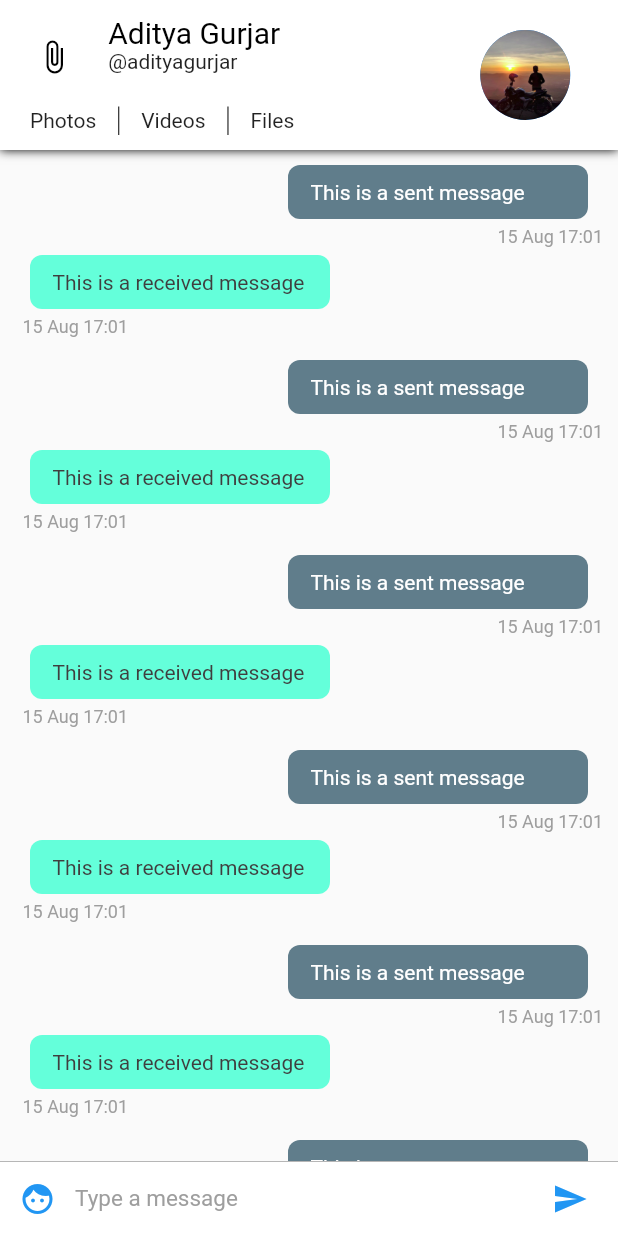
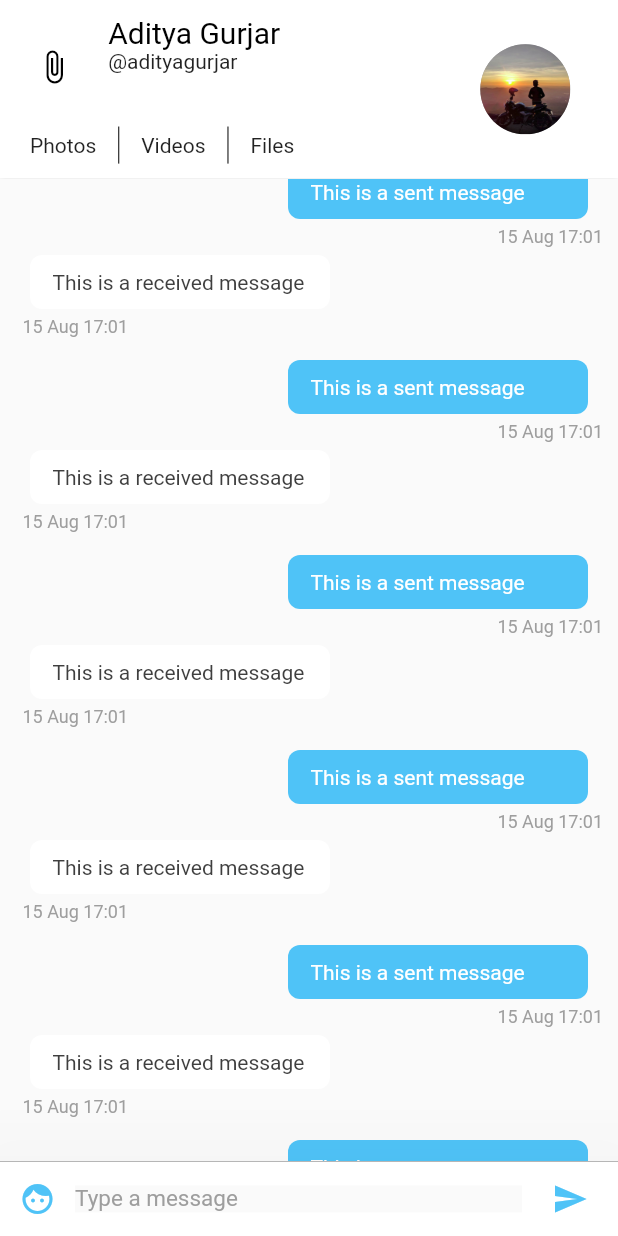
Before and after one commit to Vissonabe/Messenger, a Flutter app: the screen it shows after launch, scrolled down 576 dp, after a tap on the "send" icon, on a phone screen of 412 x 824 dp. Run offline on Flutter 3.47's test engine with Material 2 defaults, Android fonts, the phone set to English and light mode, and no system bars; missing offline and left inert: rubber.

```diff
--- a/lib/config/Palette.dart
+++ b/lib/config/Palette.dart
@@ -2,14 +2,16 @@ import 'package:flutter/material.dart';
 
 // Color palette for the app
 class Palette{
-  static Color primaryColor = Colors.blue;
+  static Color primaryColor = Colors.white;
+  static Color accentColor =  Color(0xff4fc3f7);
   static Color secondaryColor = Colors.black;
   static Color primaryTextColor = Colors.black;
   static Color secondaryTextColor = Colors.black87;
   static Color primaryBackgroundColor = Colors.white;
-  static Color selfMessageBackgroundColor = Colors.blueGrey;
-  static Color otherMessageBackgroundColor = Colors.tealAccent;
+  static Color selfMessageBackgroundColor = Color(0xff4fc3f7);
+  static Color otherMessageBackgroundColor = Colors.white;
   static Color selfMessageColor = Colors.white;
   static Color otherMessageColor = Color(0xff3f3f3f);
   static Color greyColor = Colors.grey;
+  static Color chatBackgroundColor = Color(0xfffafafa)  ;
 }
--- /dev/null
+++ b/lib/config/Styles.dart
@@ -0,0 +1,20 @@
+import 'package:flutter/material.dart';
+
+import 'Palette.dart';
+
+class Styles{
+  static TextStyle textHeading = TextStyle(
+      color: Palette.primaryTextColor,
+      fontSize: 20); // Text style for the name
+  static TextStyle subHeading = TextStyle(
+      color: Palette.primaryTextColor,
+      fontSize: 14);
+  static TextStyle text = TextStyle(
+      color: Palette.secondaryTextColor);
+  static TextStyle subText = TextStyle(
+      color: Palette.greyColor);
+  static TextStyle date = TextStyle(
+      color: Palette.greyColor,
+      fontSize: 12.0,
+      fontStyle: FontStyle.normal);
+}
--- a/lib/main.dart
+++ b/lib/main.dart
@@ -1,5 +1,6 @@
 import 'package:flutter/material.dart';
-import 'pages/ConversationPageList.dart';
+import 'pages/ConversationPageSlide.dart';
+import 'config/Palette.dart';
 
 void main() => runApp(Messio());
 
@@ -10,9 +11,12 @@ class Messio extends StatelessWidget {
     return MaterialApp(
       title: 'Messio',
       theme: ThemeData(
-        primarySwatch: Colors.blue,
+        primaryColor: Palette.primaryColor,
+        primaryColorLight: Colors.grey,
+        accentColor: Palette.accentColor,
       ),
-      home: ConversationPageList(),
+      debugShowCheckedModeBanner: false,
+      home: ConversationPageSlide(),
     );
   }
 }
--- a/lib/pages/ConversationPage.dart
+++ b/lib/pages/ConversationPage.dart
@@ -2,6 +2,8 @@ import 'package:flutter/material.dart';
 import 'package:messio/widgets/ChatAppBar.dart';
 import 'package:messio/widgets/ChatListWidget.dart';
 import 'package:messio/widgets/InputWidget.dart';
+import 'package:messio/config/Palette.dart';
+import 'package:messio/pages/ConversationBottomSheet.dart';
 
 class ConversationPage extends StatefulWidget {
   @override
@@ -10,24 +12,18 @@ class ConversationPage extends StatefulWidget {
 }
 
 class _ConversationPageState extends State<ConversationPage> {
+  final GlobalKey<ScaffoldState> _scaffoldKey = new GlobalKey<ScaffoldState>();
 
   @override
   Widget build(BuildContext context) {
-    return SafeArea(
-        child: Scaffold(
-            appBar: ChatAppBar(), // Custom app bar for chat screen
-            body: Stack(children: <Widget>[
-              Column(
-                children: <Widget>[
-                  ChatListWidget(),//Chat list
-                  InputWidget() // The input widget
-                ],
-              ),
-            ]
-            )
-        )
-    );
+    return Column(children: <Widget>[
+      Expanded(flex: 2, child: ChatAppBar()), // Custom app bar for chat screen
+      Expanded(
+          flex: 11,
+          child: Container(
+            color: Palette.chatBackgroundColor,
+            child: ChatListWidget(),
+          ))
+    ]);
   }
-
-
 }
--- a/lib/pages/ConversationPageList.dart
+++ /dev/null
@@ -1,25 +0,0 @@
-import 'package:flutter/material.dart';
-import 'ConversationPage.dart';
-
-class ConversationPageList extends StatefulWidget {
-
-  @override
-  _ConversationPageListState createState() => _ConversationPageListState();
-  const ConversationPageList();
-}
-
-class _ConversationPageListState extends State<ConversationPageList> {
-
-  @override
-  Widget build(BuildContext context) {
-    return PageView(
-      children: <Widget>[
-        ConversationPage(),
-        ConversationPage(),
-        ConversationPage()
-      ],
-    );
-
-
-  }
-}
--- /dev/null
+++ b/lib/pages/ConversationPageSlide.dart
@@ -0,0 +1,58 @@
+import 'package:flutter/material.dart';
+import 'package:messio/widgets/InputWidget.dart';
+import 'package:rubber/rubber.dart';
+import 'ConversationBottomSheet.dart';
+import 'ConversationPage.dart';
+
+class ConversationPageSlide extends StatefulWidget {
+
+  @override
+  _ConversationPageSlideState createState() => _ConversationPageSlideState();
+  const ConversationPageSlide();
+}
+
+class _ConversationPageSlideState extends State<ConversationPageSlide> with SingleTickerProviderStateMixin {
+  var controller;
+  final GlobalKey<ScaffoldState> _scaffoldKey = new GlobalKey<ScaffoldState>();
+
+  @override
+  void initState() {
+    controller = RubberAnimationController(
+      vsync: this,
+    );
+    super.initState();
+  }
+
+  @override
+  Widget build(BuildContext context) {
+
+    return SafeArea(
+        child: Scaffold(
+            key: _scaffoldKey,
+            body: Column(
+              children: <Widget>[
+                Expanded(
+                    child: PageView(
+                      children: <Widget>[
+                        ConversationPage(),
+                        ConversationPage(),
+                        ConversationPage()
+                      ],
+                    )),
+                Container(
+                    child: GestureDetector(
+                        child: InputWidget(),
+                        onPanUpdate: (details) {
+                          if (details.delta.dy < 0) {
+                            _scaffoldKey.currentState
+                                .showBottomSheet<Null>((BuildContext context) {
+                              return ConversationBottomSheet();
+                            });
+                          }
+                        }))
+              ],
+            )));
+
+
+  }
+}
--- a/lib/widgets/ChatAppBar.dart
+++ b/lib/widgets/ChatAppBar.dart
@@ -1,6 +1,7 @@
 import 'package:flutter/material.dart';
 import 'package:messio/config/Assets.dart';
 import 'package:messio/config/Palette.dart';
+import 'package:messio/config/Styles.dart';
 
 class ChatAppBar extends StatelessWidget implements PreferredSizeWidget {
   final double height = 100;
@@ -9,19 +10,14 @@ class ChatAppBar extends StatelessWidget implements PreferredSizeWidget {
 
   @override
   Widget build(BuildContext context) {
-    var textHeading = TextStyle(
-        color: Palette.primaryTextColor,
-        fontSize: 20); // Text style for the name
-    var textStyle = TextStyle(
-        color: Palette.secondaryTextColor); // Text style for everything else
-
     return Material(
         child: Container(
             decoration: new BoxDecoration(boxShadow: [
               //adds a shadow to the appbar
               new BoxShadow(
-                color: Colors.black,
-                blurRadius: 5.0,
+                  color: Colors.grey,
+                  blurRadius: 2.0,
+                  spreadRadius: 0.1
               )
             ]),
             child: Container(
@@ -61,9 +57,9 @@ class ChatAppBar extends StatelessWidget implements PreferredSizeWidget {
                                                     mainAxisSize: MainAxisSize.min,
                                                     children: <Widget>[
                                                       Text('Aditya Gurjar',
-                                                          style: textHeading),
+                                                          style: Styles.textHeading),
                                                       Text('@adityagurjar',
-                                                          style: textStyle)
+                                                          style: Styles.text)
                                                     ],
                                                   ))),
                                         ],
@@ -80,7 +76,7 @@ class ChatAppBar extends StatelessWidget implements PreferredSizeWidget {
                                         children: <Widget>[
                                           Text(
                                             'Photos',
-                                            style: textStyle,
+                                            style: Styles.text,
                                           ),
                                           VerticalDivider(
                                             width: 30,
@@ -88,13 +84,13 @@ class ChatAppBar extends StatelessWidget implements PreferredSizeWidget {
                                           ),
                                           Text(
                                             'Videos',
-                                            style: textStyle,
+                                            style: Styles.text,
                                           ),
                                           VerticalDivider(
                                             width: 30,
                                             color: Palette.primaryTextColor,
                                           ),
-                                          Text('Files', style: textStyle)
+                                          Text('Files', style: Styles.text)
                                         ],
                                       ))),
                             ],
--- a/lib/widgets/ChatItemWidget.dart
+++ b/lib/widgets/ChatItemWidget.dart
@@ -1,6 +1,7 @@
 import 'package:flutter/material.dart';
 import 'package:messio/config/Palette.dart';
 import 'package:intl/intl.dart';
+import 'package:messio/config/Styles.dart';
 
 class ChatItemWidget extends StatelessWidget{
   final int index;
@@ -39,10 +40,7 @@ class ChatItemWidget extends StatelessWidget{
                     child: Text(
                       DateFormat('dd MMM kk:mm')
                           .format(DateTime.fromMillisecondsSinceEpoch(1565888474278)),
-                      style: TextStyle(
-                          color: Palette.greyColor,
-                          fontSize: 12.0,
-                          fontStyle: FontStyle.normal),
+                      style: Styles.date,
                     ),
                     margin: EdgeInsets.only(left: 5.0, top: 5.0, bottom: 5.0),
                   )])
@@ -72,10 +70,7 @@ class ChatItemWidget extends StatelessWidget{
               child: Text(
                 DateFormat('dd MMM kk:mm')
                     .format(DateTime.fromMillisecondsSinceEpoch(1565888474278)),
-                style: TextStyle(
-                    color: Palette.greyColor,
-                    fontSize: 12.0,
-                    fontStyle: FontStyle.normal),
+                style: Styles.date,
               ),
               margin: EdgeInsets.only(left: 5.0, top: 5.0, bottom: 5.0),
             )
--- a/lib/widgets/ChatListWidget.dart
+++ b/lib/widgets/ChatListWidget.dart
@@ -7,14 +7,12 @@ class ChatListWidget extends StatelessWidget{
   final ScrollController listScrollController = new ScrollController();
   @override
   Widget build(BuildContext context) {
-    // TODO: implement build
-    return Flexible(
-        child: ListView.builder(
+    return ListView.builder(
           padding: EdgeInsets.all(10.0),
           itemBuilder: (context, index) => ChatItemWidget(index),
           itemCount: 20,
           reverse: true,
           controller: listScrollController,
-        ));
+        );
   }
 }
--- a/lib/widgets/InputWidget.dart
+++ b/lib/widgets/InputWidget.dart
@@ -1,14 +1,17 @@
 import 'package:flutter/material.dart';
 import 'package:messio/config/Palette.dart';
+import 'package:messio/pages/ConversationBottomSheet.dart';
 
 class InputWidget extends StatelessWidget {
+  final TextEditingController textEditingController = TextEditingController();
 
-  final TextEditingController textEditingController = TextEditingController();
   InputWidget();
 
   @override
   Widget build(BuildContext context) {
-    return Container(
+    return Material(
+        elevation: 60.0,
+        child: Container(
           child: Row(
             children: <Widget>[
               Material(
@@ -16,8 +19,20 @@ class InputWidget extends StatelessWidget {
                   margin: new EdgeInsets.symmetric(horizontal: 1.0),
                   child: new IconButton(
                     icon: new Icon(Icons.face),
-                color: Palette.primaryColor,
-                onPressed: ()=>{},
+                    color: Palette.accentColor,
+                    onPressed: () => {
+                      showModalBottomSheet(
+                          context: context,
+                          builder: (BuildContext bc) {
+                            return Container(
+                              child: new Wrap(
+                                children: <Widget>[
+                                  ConversationBottomSheet()
+                                ],
+                              ),
+                            );
+                          })
+                    },
                   ),
                 ),
                 color: Colors.white,
@@ -25,16 +40,18 @@ class InputWidget extends StatelessWidget {
 
               // Text input
               Flexible(
+                child: Material(
                     child: Container(
                       child: TextField(
-                style: TextStyle(color: Palette.primaryTextColor, fontSize: 15.0),
+                        style:
+                        TextStyle(color: Palette.primaryTextColor, fontSize: 15.0),
                         controller: textEditingController,
                         decoration: InputDecoration.collapsed(
                           hintText: 'Type a message',
                           hintStyle: TextStyle(color: Palette.greyColor),
                         ),
                       ),
-            ),
+                    )),
               ),
 
               // Send Message Button
@@ -44,7 +61,7 @@ class InputWidget extends StatelessWidget {
                   child: new IconButton(
                     icon: new Icon(Icons.send),
                     onPressed: () => {},
-                color: Palette.primaryColor,
+                    color: Palette.accentColor,
                   ),
                 ),
                 color: Colors.white,
@@ -57,6 +74,6 @@ class InputWidget extends StatelessWidget {
               border: new Border(
                   top: new BorderSide(color: Palette.greyColor, width: 0.5)),
               color: Colors.white),
-    );
+        ));
   }
 }
```
Also changed, not shown: lib/pages/ConversationBottomSheet.dart (added, +57 -0 lines), lib/widgets/ChatRowWidget.dart (added, +57 -0 lines), lib/widgets/NavigationPillWidget.dart (added, +30 -0 lines), pubspec.yaml (+10 -1 lines), pubspec.lock, 41 other files. Lines whose indentation alone changed are shown as unchanged.
